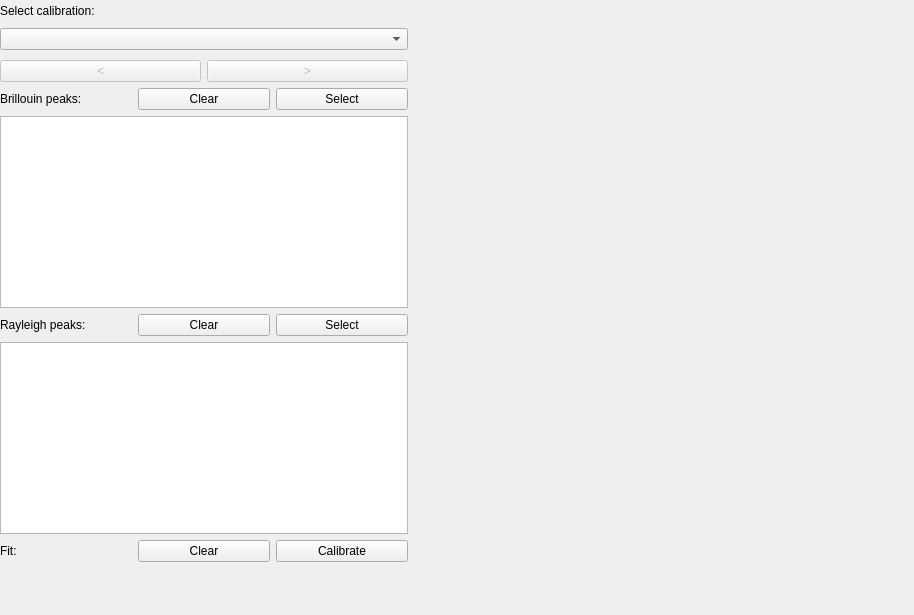
Old version of the form bmicro/gui/calibration/calibration_view.ui in the repository BrillouinMicroscopy/BMicro.
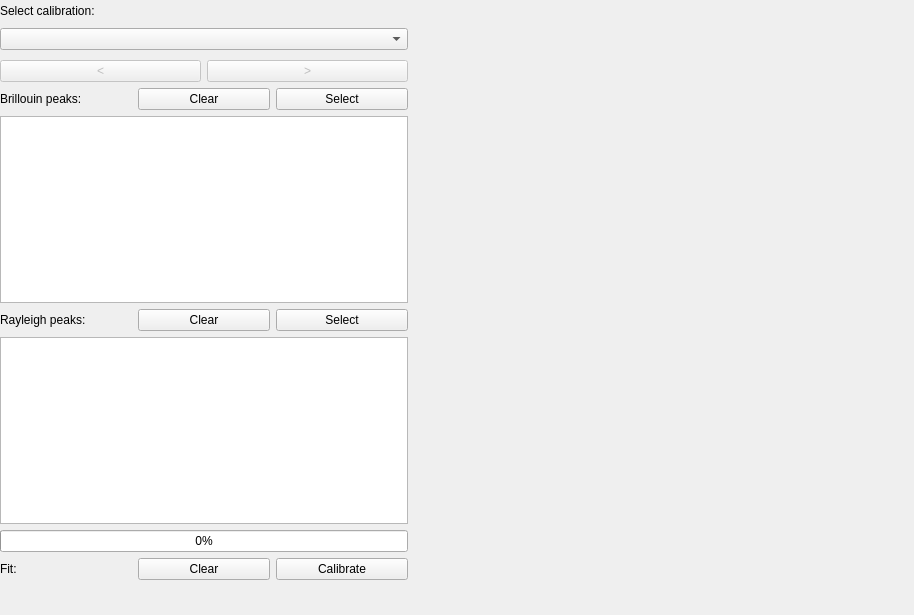
New version of the form.

Commit message: fix: Move calibration to own thread, implement progress bar

Patch:
```diff
--- a/bmicro/gui/calibration/calibration_view.ui
+++ b/bmicro/gui/calibration/calibration_view.ui
@@ -267,7 +267,7 @@
            <height>16777215</height>
           </size>
          </property>
-         <layout class="QHBoxLayout" name="horizontalLayout_4">
+         <layout class="QVBoxLayout" name="verticalLayout_5">
           <property name="leftMargin">
            <number>0</number>
           </property>
@@ -281,6 +281,18 @@
            <number>0</number>
           </property>
           <item>
+           <widget class="QProgressBar" name="calibration_progress">
+            <property name="value">
+             <number>0</number>
+            </property>
+            <property name="alignment">
+             <set>Qt::AlignCenter</set>
+            </property>
+           </widget>
+          </item>
+          <item>
+           <layout class="QHBoxLayout" name="horizontalLayout_3">
+            <item>
            <widget class="QLabel" name="label_fit">
             <property name="text">
              <string>Fit:</string>
@@ -300,6 +312,8 @@
              <string>Calibrate</string>
             </property>
            </widget>
+            </item>
+           </layout>
           </item>
          </layout>
         </widget>
```
Lines whose indentation alone changed are shown as unchanged. The commit also changes 2 other files.
